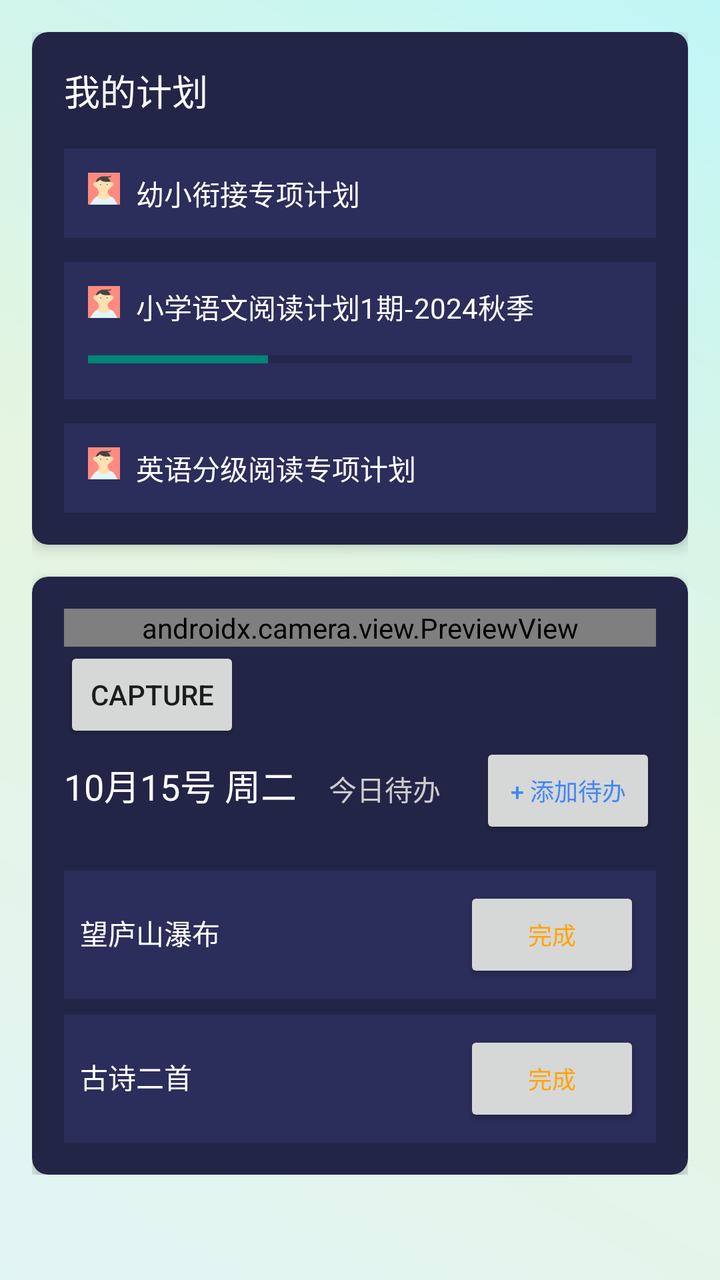
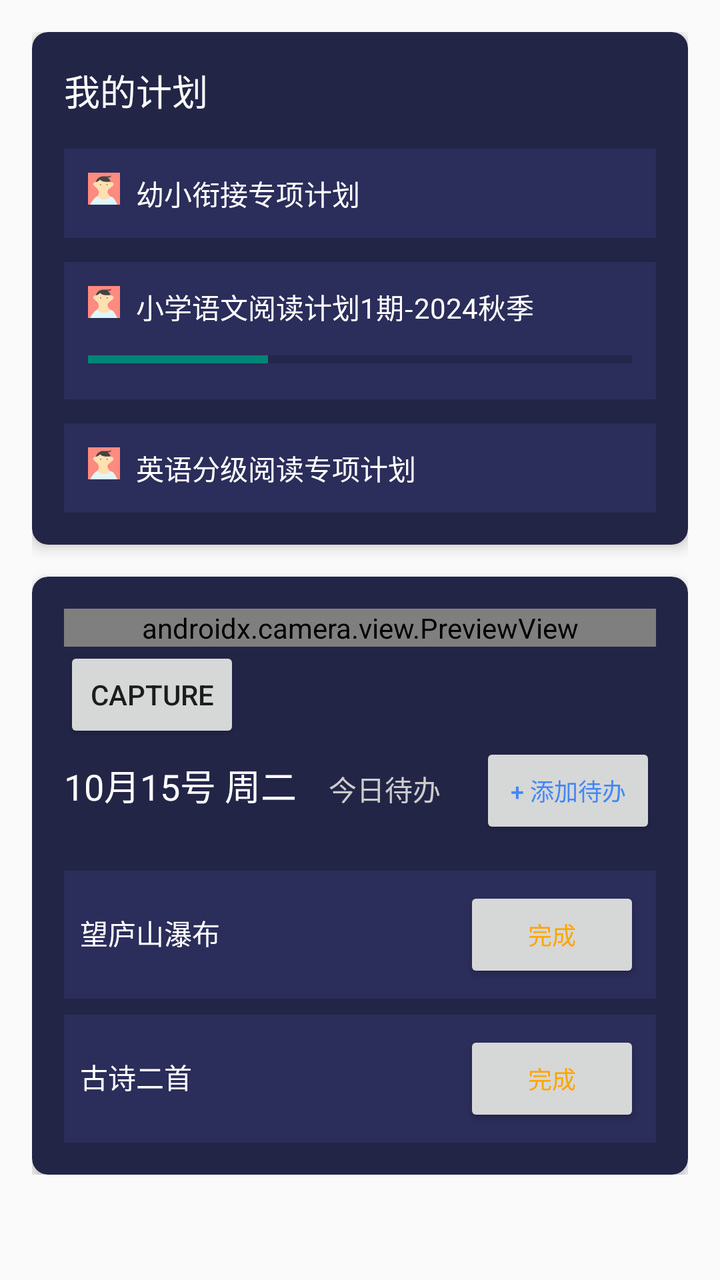

Before-and-after screenshots of an Android layout around one commit, followed by the original layout XML and the change that was made.
<!-- AndroidManifest.xml: application theme Theme.IMatesApp.FullScreen -->
<!-- res/layout/fragment_student_status.xml -->
<?xml version="1.0" encoding="utf-8"?>
<androidx.constraintlayout.widget.ConstraintLayout xmlns:android="http://schemas.android.com/apk/res/android"
    xmlns:app="http://schemas.android.com/apk/res-auto"
    xmlns:tools="http://schemas.android.com/tools"
    tools:context=".FragmentStudentStatus"
    android:layout_width="match_parent"
    android:layout_height="match_parent"
    android:fitsSystemWindows="true"
    android:background="@drawable/app_main_background">

    <ScrollView
        android:layout_width="match_parent"
        android:layout_height="0dp"
        app:layout_constraintEnd_toEndOf="parent"
        app:layout_constraintStart_toStartOf="parent"
        app:layout_constraintTop_toTopOf="parent">

        <LinearLayout
            android:layout_width="match_parent"
            android:layout_height="wrap_content"
            android:orientation="vertical"
            android:padding="16dp">

            
            <androidx.cardview.widget.CardView
                android:layout_width="match_parent"
                android:layout_height="wrap_content"
                android:layout_marginBottom="16dp"
                app:cardBackgroundColor="#232547"
                app:cardCornerRadius="8dp"
                app:cardElevation="4dp">

                <LinearLayout
                    android:layout_width="match_parent"
                    android:layout_height="wrap_content"
                    android:orientation="vertical"
                    android:padding="16dp">

                    <TextView
                        android:layout_width="wrap_content"
                        android:layout_height="wrap_content"
                        android:layout_marginBottom="16dp"
                        android:text="我的计划"
                        android:textColor="#FFFFFF"
                        android:textSize="18sp" />

                    <LinearLayout
                        android:layout_width="match_parent"
                        android:layout_height="wrap_content"
                        android:background="#2b2d5a"
                        android:orientation="horizontal"
                        android:padding="12dp">

                        <ImageView
                            android:layout_width="16dp"
                            android:layout_height="16dp"
                            android:src="@drawable/avatar_1" />

                        <TextView
                            android:id="@+id/markdownTextView"
                            android:layout_width="wrap_content"
                            android:layout_height="wrap_content"
                            android:layout_marginStart="8dp"
                            android:text="幼小衔接专项计划"
                            android:textAlignment="center"
                            android:textColor="#FFFFFF"
                            android:textSize="14sp" />

                    </LinearLayout>

                    <LinearLayout
                        android:layout_width="match_parent"
                        android:layout_height="wrap_content"
                        android:layout_marginTop="12dp"
                        android:background="#2b2d5a"
                        android:orientation="vertical"
                        android:padding="12dp">

                        <LinearLayout
                            android:layout_width="match_parent"
                            android:layout_height="wrap_content"
                            android:orientation="horizontal">

                            <ImageView
                                android:layout_width="16dp"
                                android:layout_height="16dp"
                                android:src="@drawable/avatar_1" />

                            <TextView
                                android:layout_width="wrap_content"
                                android:layout_height="wrap_content"
                                android:layout_marginStart="8dp"
                                android:text="小学语文阅读计划1期-2024秋季"
                                android:textColor="#FFFFFF"
                                android:textSize="14sp" />

                        </LinearLayout>

                        <ProgressBar
                            style="?android:attr/progressBarStyleHorizontal"
                            android:layout_width="match_parent"
                            android:layout_height="wrap_content"
                            android:layout_marginTop="8dp"
                            android:progress="33" />

                    </LinearLayout>

                    <LinearLayout
                        android:layout_width="match_parent"
                        android:layout_height="wrap_content"
                        android:layout_marginTop="12dp"
                        android:background="#2b2d5a"
                        android:orientation="horizontal"
                        android:padding="12dp">

                        <ImageView
                            android:layout_width="16dp"
                            android:layout_height="16dp"
                            android:src="@drawable/avatar_1" />

                        <TextView
                            android:layout_width="wrap_content"
                            android:layout_height="wrap_content"
                            android:layout_marginStart="8dp"
                            android:text="英语分级阅读专项计划"
                            android:textColor="#FFFFFF"
                            android:textSize="14sp" />

                    </LinearLayout>

                </LinearLayout>

            </androidx.cardview.widget.CardView>

            
            <androidx.cardview.widget.CardView
                android:layout_width="match_parent"
                android:layout_height="wrap_content"
                app:cardBackgroundColor="#232547"
                app:cardCornerRadius="8dp"
                app:cardElevation="4dp">

                <LinearLayout
                    android:layout_width="match_parent"
                    android:layout_height="wrap_content"
                    android:orientation="vertical"
                    android:padding="16dp">

                    <androidx.camera.view.PreviewView
                        android:id="@+id/previewView"
                        android:layout_width="match_parent"
                        android:layout_height="match_parent" />

                    <Button
                        android:id="@+id/captureButton"
                        android:layout_width="wrap_content"
                        android:layout_height="wrap_content"
                        android:text="Capture" />

                    <ImageView
                        android:id="@+id/photo"
                        android:layout_width="wrap_content"
                        android:layout_height="wrap_content"
                        android:contentDescription="TODO" />

                    <LinearLayout
                        android:layout_width="match_parent"
                        android:layout_height="wrap_content"
                        android:orientation="horizontal">

                        <TextView
                            android:layout_width="wrap_content"
                            android:layout_height="wrap_content"
                            android:text="10月15号 周二"
                            android:textColor="#FFFFFF"
                            android:textSize="18sp" />

                        <TextView
                            android:layout_width="wrap_content"
                            android:layout_height="wrap_content"
                            android:layout_marginStart="16dp"
                            android:text="今日待办"
                            android:textColor="#CCCCCC"
                            android:textSize="14sp" />

                        <View
                            android:layout_width="0dp"
                            android:layout_height="0dp"
                            android:layout_weight="1" />

                        <Button
                            android:layout_width="wrap_content"
                            android:layout_height="wrap_content"
                            android:text="+ 添加待办"
                            android:textColor="#4287f5"
                            android:textSize="12sp"
                            app:backgroundTint="#232547" />

                    </LinearLayout>

                    <LinearLayout
                        android:layout_width="match_parent"
                        android:layout_height="wrap_content"
                        android:layout_marginTop="16dp"
                        android:background="#2b2d5a"
                        android:orientation="horizontal"
                        android:padding="8dp">

                        <TextView
                            android:layout_width="0dp"
                            android:layout_height="wrap_content"
                            android:layout_weight="1"
                            android:text="望庐山瀑布"
                            android:textColor="#FFFFFF"
                            android:textSize="14sp" />

                        <Button
                            android:layout_width="wrap_content"
                            android:layout_height="wrap_content"
                            android:text="完成"
                            android:textColor="#FFA500"
                            android:textSize="12sp"
                            app:backgroundTint="#33FFA500" />

                    </LinearLayout>

                    <LinearLayout
                        android:layout_width="match_parent"
                        android:layout_height="wrap_content"
                        android:layout_marginTop="8dp"
                        android:background="#2b2d5a"
                        android:orientation="horizontal"
                        android:padding="8dp">

                        <TextView
                            android:layout_width="0dp"
                            android:layout_height="wrap_content"
                            android:layout_weight="1"
                            android:text="古诗二首"
                            android:textColor="#FFFFFF"
                            android:textSize="14sp" />

                        <Button
                            android:layout_width="wrap_content"
                            android:layout_height="wrap_content"
                            android:text="完成"
                            android:textColor="#FFA500"
                            android:textSize="12sp"
                            app:backgroundTint="#33FFA500" />

                    </LinearLayout>

                </LinearLayout>

            </androidx.cardview.widget.CardView>

        </LinearLayout>

    </ScrollView>

</androidx.constraintlayout.widget.ConstraintLayout>
<!-- resources referenced by this layout -->
<resources>
  <!-- drawable app_main_background (drawable) -->
  <layer-list xmlns:android="http://schemas.android.com/apk/res/android">
      
      <item>
          <shape android:shape="rectangle">
              <gradient
                  android:startColor="#E2F5F5"
                  android:centerColor="#e5f5e0"
                  android:endColor="#C0F6F6"
                  android:type="linear"
                  android:angle="45" />
          </shape>
      </item>
  </layer-list>
  <!-- drawable avatar_1: vector/xml drawable (drawable, 2395 chars, omitted) -->
  <style name="Theme.IMatesApp.FullScreen" parent="Theme.AppCompat.Light.NoActionBar">
          
          <item name="android:windowFullscreen">true</item>
          
          <item name="android:windowTranslucentStatus">true</item>
          
          <item name="android:windowTranslucentNavigation">true</item>
      </style>
</resources>

<!-- the commit's change to res/layout/fragment_student_status.xml (unified diff, before → after) -->
@@ -5,8 +5,7 @@
     tools:context=".FragmentStudentStatus"
     android:layout_width="match_parent"
     android:layout_height="match_parent"
-    android:fitsSystemWindows="true"
-    android:background="@drawable/app_main_background">
+    android:fitsSystemWindows="true">
 
     <ScrollView
         android:layout_width="match_parent"
<!-- resource entries referenced after the edit -->
@@ -1,19 +1,5 @@
 <!-- resources referenced by this layout -->
 <resources>
-  <!-- drawable app_main_background (drawable) -->
-  <layer-list xmlns:android="http://schemas.android.com/apk/res/android">
-      
-      <item>
-          <shape android:shape="rectangle">
-              <gradient
-                  android:startColor="#E2F5F5"
-                  android:centerColor="#e5f5e0"
-                  android:endColor="#C0F6F6"
-                  android:type="linear"
-                  android:angle="45" />
-          </shape>
-      </item>
-  </layer-list>
   <!-- drawable avatar_1: vector/xml drawable (drawable, 2395 chars, omitted) -->
   <style name="Theme.IMatesApp.FullScreen" parent="Theme.AppCompat.Light.NoActionBar">
           
